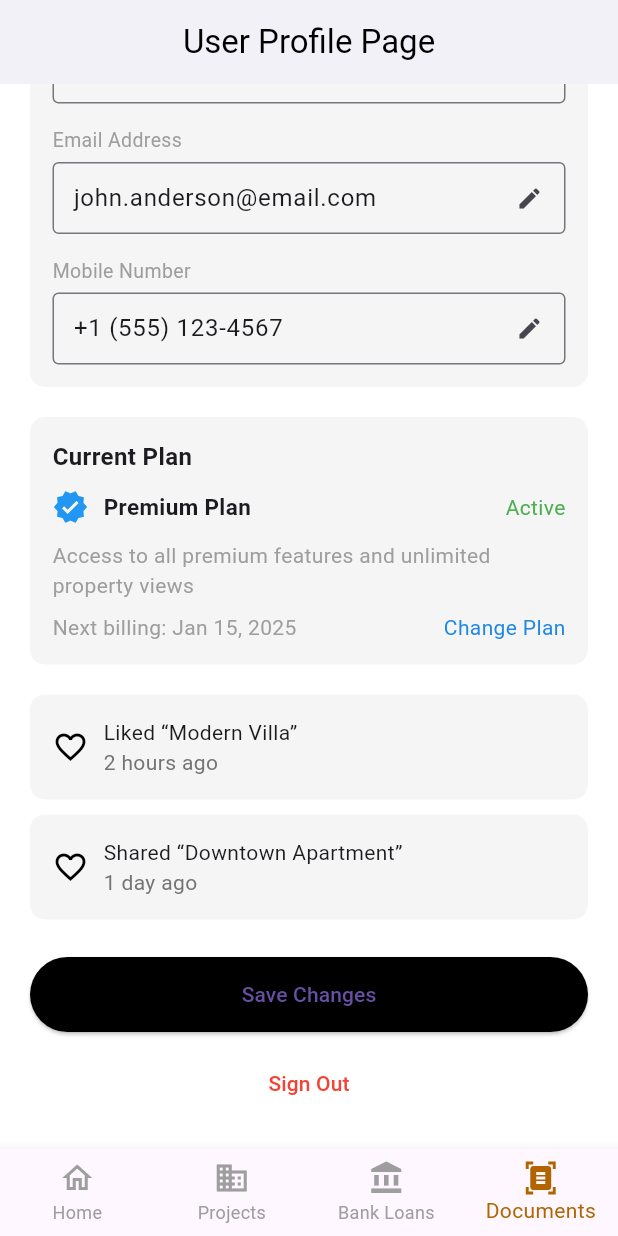
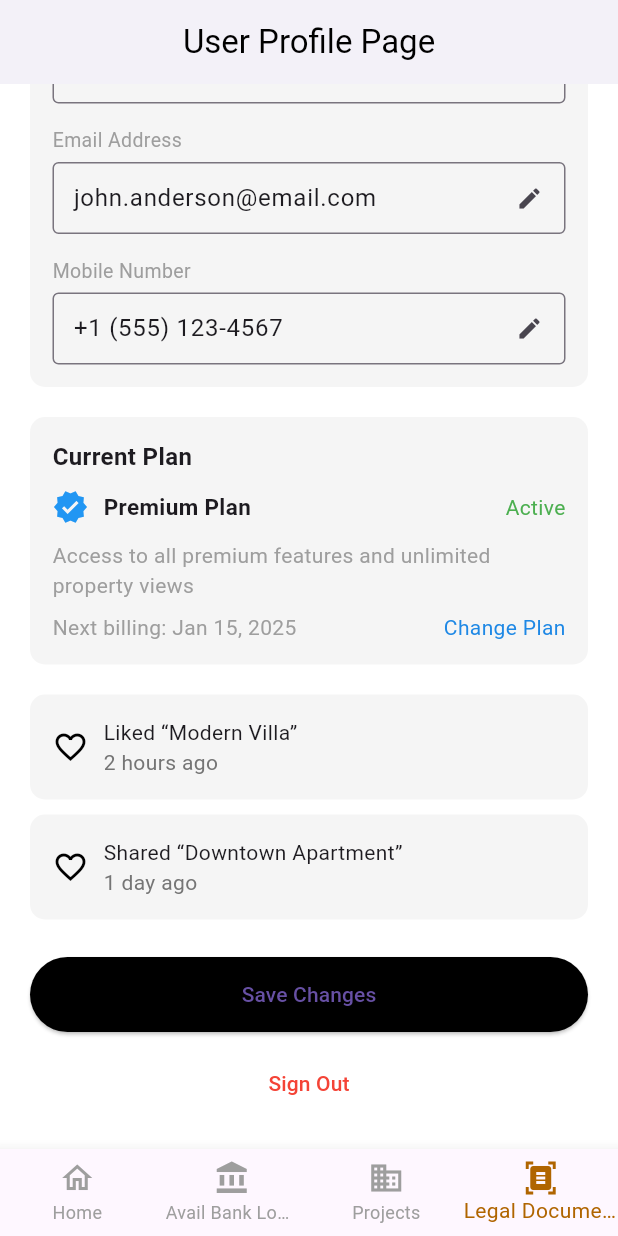
Before and after one commit to LabProApp/homeloanapp, a Flutter app: the DashboardScreen screen opened directly, item 4 of the bottom bar chosen, scrolled down 328 dp, on a phone screen of 412 x 824 dp. Run offline on Flutter 3.47's test engine with Material 3 defaults, Android fonts, the light colour scheme and no system bars; our stand-ins replace equatable, flutter_bloc, get_it, readmore; network calls fail.

Commit message:
Bank Changes merged

```diff
--- a/lib/screens/DashBoard.dart
+++ b/lib/screens/DashBoard.dart
@@ -1,9 +1,12 @@
 import 'package:flutter/material.dart';
 import 'package:property/screens/profile_screen.dart';
 import 'package:property/screens/home_screen.dart';
+import 'package:property/screens/show_banks.dart';
 import 'package:property/theme/app_colors.dart';
 
 class DashboardScreen extends StatefulWidget {
+  const DashboardScreen({super.key});
+
   @override
   State<DashboardScreen> createState() => _DashboardScreenState();
 }
@@ -13,7 +16,7 @@ class _DashboardScreenState extends State<DashboardScreen> {
 
   final List<Widget> _pages = [
     HomeScreen(),//Center(child: Text("Home Page", style: TextStyle(fontSize: 22)),),
-    Center(child: Text("Search Page", style: TextStyle(fontSize: 22))),
+    BankPage(),// Center(child: Text("Search Page", style: TextStyle(fontSize: 22))),
     Center(child: Text("Saved Page", style: TextStyle(fontSize: 22))),
     ProfileScreen(),
     //Center(child: Text("Account Page", style: TextStyle(fontSize: 22))),
@@ -47,16 +50,16 @@ class _DashboardScreenState extends State<DashboardScreen> {
             label: "Home",
           ),
           BottomNavigationBarItem(
+            icon: Icon(Icons.account_balance),
+            label: "Avail Bank Loans",
+          ),
+          BottomNavigationBarItem(
             icon: Icon(Icons.business),
             label: "Projects",
           ),
           BottomNavigationBarItem(
-            icon: Icon(Icons.account_balance),
-            label: "Bank Loans",
-          ),
-          BottomNavigationBarItem(
             icon: Icon(Icons.document_scanner),
-            label: "Documents",
+            label: "Legal Documents",
           ),
         ],
       ),
--- a/lib/services/bank_repository_impl.dart
+++ b/lib/services/bank_repository_impl.dart
@@ -1,4 +1,3 @@
-import 'package:property/network/service_locator.dart';
 import 'package:property/network/bases.dart';
 import 'package:property/network/error_handling_api.dart';
 import 'package:property/models/bank_model.dart';
```
